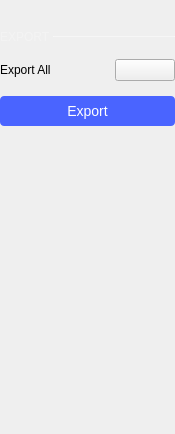
First picture: the form in ui/osc_export_settings.ui, repository analogdevicesinc/scopy, before the edit.
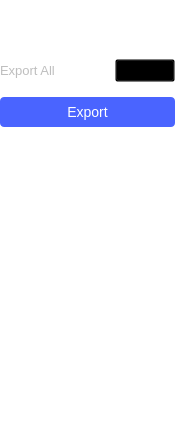
Second picture: the form after the edit. Custom widgets are drawn as their Qt base class.

Commit message:
ExportSettings: make widget background transparent
Also add option to disable the title separation line

```diff
--- a/ui/osc_export_settings.ui
+++ b/ui/osc_export_settings.ui
@@ -13,6 +13,14 @@
   <property name="windowTitle">
    <string>Form</string>
   </property>
+  <property name="styleSheet">
+   <string notr="true">QWidget {
+	background-color: transparent;
+	color: #bebebe;
+	font-weight: 75;
+	font-size: 13px;
+}</string>
+  </property>
   <layout class="QVBoxLayout" name="verticalLayout">
    <property name="spacing">
     <number>0</number>
```
The commit also changes 1 other file.
